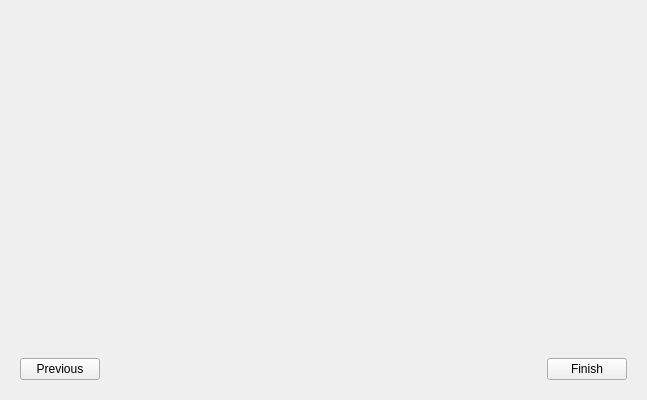
This is gui/src/WelcomeWizard.ui in ctaggart/octave as Qt 5 draws it before an edit. The edited form follows.
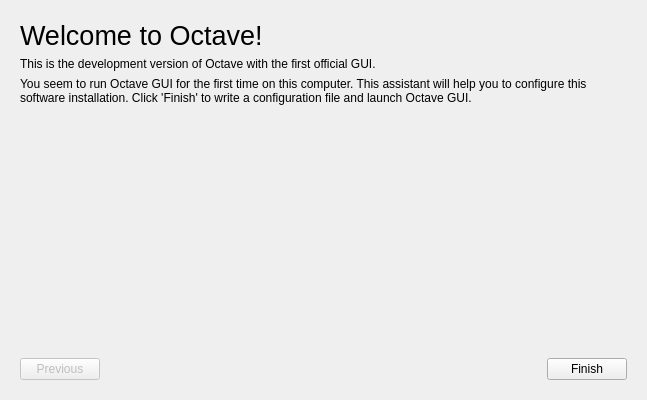
This is the edited form.

Commit message:
Added an interface settings tab to the settings dialog. Made a few improvements on the editor. Wrote a small welcome text in the welcome wizard. Moved configuration file to ~/.config/octave-gui/settings.
* FileEditorMdiSubWindow: Set sources for code completion to all, lowered completion threshold, changed colors.
* SettingsDialog: Added interface tab with shortcut configuration table widget.
* WelcomeWizard: Wrote a little text to appear at startup.

branch : gui

```diff
--- a/gui/src/WelcomeWizard.ui
+++ b/gui/src/WelcomeWizard.ui
@@ -245,6 +245,38 @@
       <layout class="QHBoxLayout" name="horizontalLayout_8">
        <item>
         <layout class="QVBoxLayout" name="verticalLayout_7">
+         <item>
+          <widget class="QLabel" name="label_2">
+           <property name="font">
+            <font>
+             <pointsize>20</pointsize>
+            </font>
+           </property>
+           <property name="text">
+            <string>Welcome to Octave!</string>
+           </property>
+          </widget>
+         </item>
+         <item>
+          <widget class="QLabel" name="label_3">
+           <property name="text">
+            <string>This is the development version of Octave with the first official GUI.</string>
+           </property>
+           <property name="wordWrap">
+            <bool>true</bool>
+           </property>
+          </widget>
+         </item>
+         <item>
+          <widget class="QLabel" name="label_4">
+           <property name="text">
+            <string>You seem to run Octave GUI for the first time on this computer. This assistant will help you to configure this software installation. Click 'Finish' to write a configuration file and launch Octave GUI.</string>
+           </property>
+           <property name="wordWrap">
+            <bool>true</bool>
+           </property>
+          </widget>
+         </item>
          <item>
           <spacer name="verticalSpacer_5">
            <property name="orientation">
@@ -262,6 +294,9 @@
           <layout class="QHBoxLayout" name="horizontalLayout_7">
            <item>
             <widget class="QPushButton" name="previousButton5">
+             <property name="enabled">
+              <bool>false</bool>
+             </property>
              <property name="text">
               <string>Previous</string>
              </property>
```
The commit also changes 6 other files.
